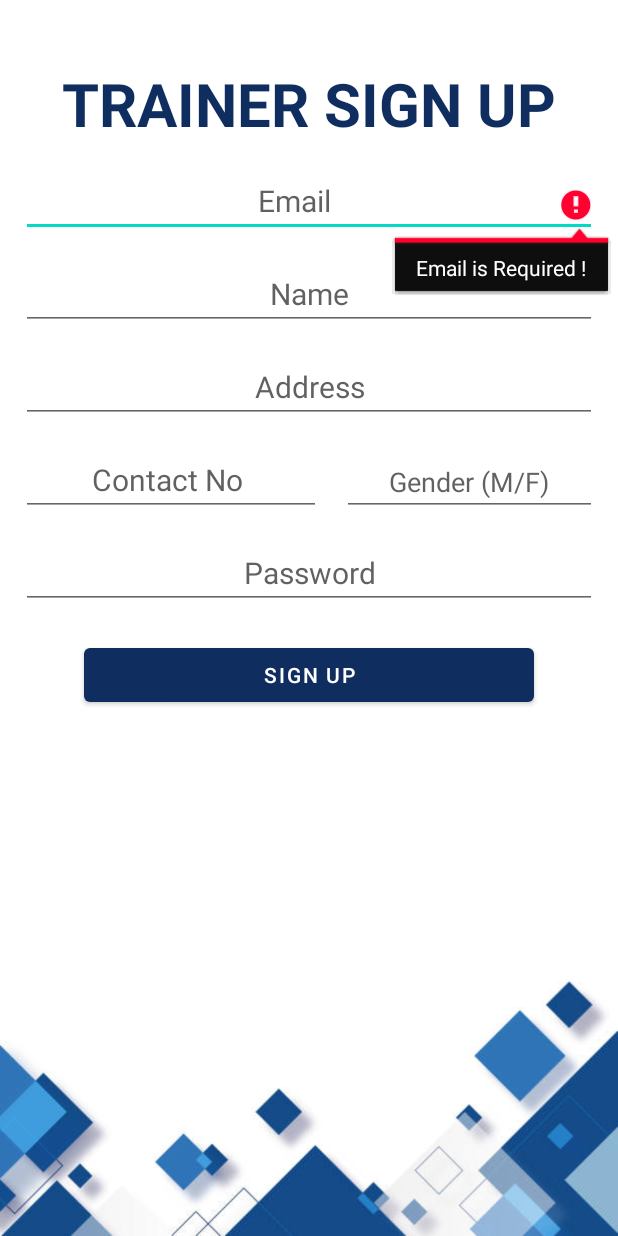
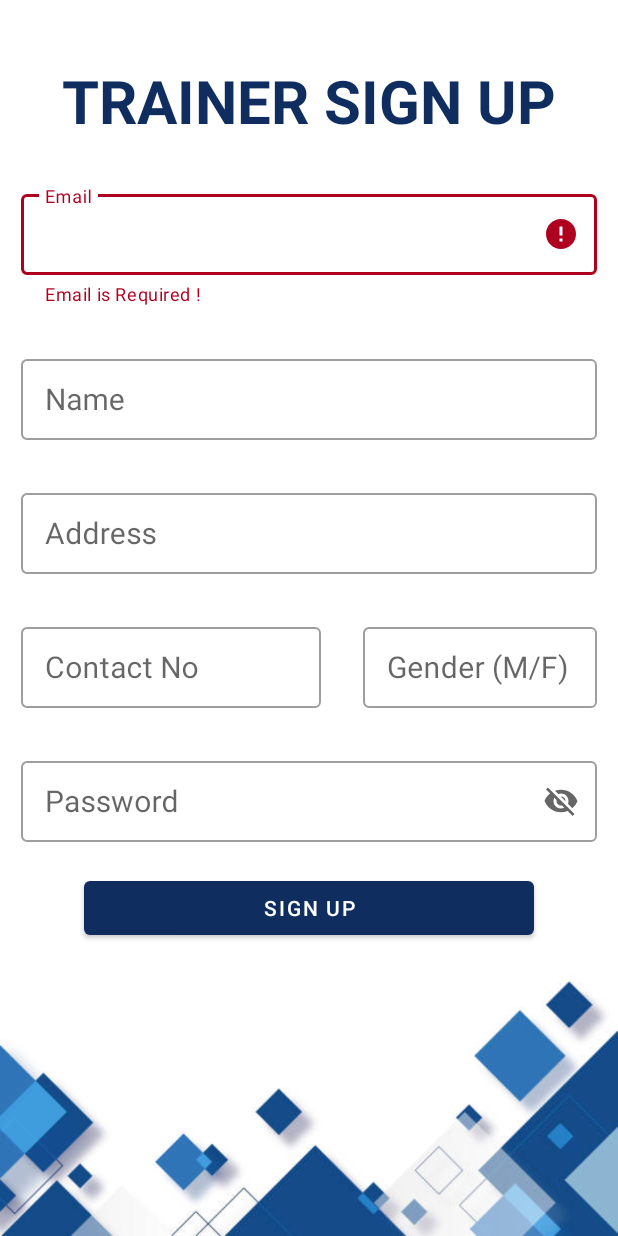
Before and after one commit to KshitijSangar217/Gym-Buddy, an Android app: the TrainerSignUp screen opened directly, with no data from a screen before it, after a tap on "SIGN UP", on a phone screen of 412 x 824 dp. Run offline under Robolectric (Android 15) with nearby library versions, the phone set to English and light mode, and no system bars; our stand-ins replace Firebase (no records; nobody signed in at launch, a user with empty details on screens opened directly).

Commit message:
Added TextInputLayout in both signup and login pages

```diff
--- a/app/src/main/java/com/example/pbl_android/TrainerSignUp.java
+++ b/app/src/main/java/com/example/pbl_android/TrainerSignUp.java
@@ -16,6 +16,7 @@ import android.widget.Toast;
 
 import com.google.android.gms.tasks.OnCompleteListener;
 import com.google.android.gms.tasks.Task;
+import com.google.android.material.textfield.TextInputLayout;
 import com.google.firebase.auth.AuthResult;
 import com.google.firebase.auth.FirebaseAuth;
 import com.google.firebase.database.DatabaseReference;
@@ -24,7 +25,7 @@ import com.google.firebase.database.FirebaseDatabase;
 public class TrainerSignUp extends AppCompatActivity {
 
     //Frontend variables
-    EditText femail, fname, faddress, fphone, fgender, fpassword;
+    TextInputLayout femail, fname, faddress, fphone, fgender, fpassword;
     Button fsignup;
     FirebaseAuth fAuth;
     ProgressBar fprogressbar;
@@ -50,12 +51,12 @@ public class TrainerSignUp extends AppCompatActivity {
         fsignup.setOnClickListener(new View.OnClickListener() {
             @Override
             public void onClick(View view) {
-                String email = femail.getText().toString().trim();
-                String name = fname.getText().toString().trim();
-                String address = faddress.getText().toString().trim();
-                String phone = fphone.getText().toString().trim();
-                String gender = fgender.getText().toString().trim();
-                String password = fpassword.getText().toString().trim();
+                String email = femail.getEditText().getText().toString().trim();
+                String name = fname.getEditText().getText().toString().trim();
+                String address = faddress.getEditText().getText().toString().trim();
+                String phone = fphone.getEditText().getText().toString().trim();
+                String gender = fgender.getEditText().getText().toString().trim();
+                String password = fpassword.getEditText().getText().toString().trim();
 
 
                 if(TextUtils.isEmpty(email)){
--- a/app/src/main/res/layout/activity_trainer_sign_up.xml
+++ b/app/src/main/res/layout/activity_trainer_sign_up.xml
@@ -18,12 +18,14 @@
         android:layout_width="match_parent"
         android:layout_height="match_parent"
         android:scaleType="fitEnd"
-        android:src="@drawable/whitebg1"></ImageView>
+        android:src="@drawable/whitebg1"
+        >
+    </ImageView>
 
     <TextView
         android:layout_width="wrap_content"
         android:layout_height="wrap_content"
-        android:layout_marginTop="42dp"
+        android:layout_marginTop="40dp"
         android:text="TRAINER SIGN UP"
         android:textSize="40sp"
         android:textStyle="bold"
@@ -34,106 +36,159 @@
         >
     </TextView>
 
-    <EditText
-        android:id="@+id/emailans"
+    <com.google.android.material.textfield.TextInputLayout
+        style="@style/Widget.MaterialComponents.TextInputLayout.OutlinedBox.Dense"
         android:layout_width="match_parent"
-        android:layout_height="42dp"
-        android:layout_below="@+id/trainerlogin"
-        android:layout_gravity="center_vertical"
-        android:layout_marginLeft="14dp"
-        android:layout_marginTop="20dp"
-        android:layout_marginRight="14dp"
-        android:gravity="center"
+        android:layout_height="wrap_content"
         android:hint="Email"
-        android:textColorHint="#CB393838"
-        android:textColor="@color/black"
-        android:textSize="20sp">
-    </EditText>
-
-    <EditText
-        android:layout_width="match_parent"
-        android:layout_height="42dp"
-        android:textColor="@color/black"
-        android:hint="Name"
+        app:counterTextColor="@color/black"
+        app:hintTextColor="@color/black"
         android:textSize="20sp"
         android:layout_marginRight="14dp"
         android:layout_marginLeft="14dp"
         android:layout_gravity="center_vertical"
-        android:layout_marginTop="20dp"
-        android:textColorHint="#CB393838"
+        android:layout_marginTop="30dp"
+        android:gravity="center"
+        android:layout_below="@+id/trainerlogin"
+        android:id="@+id/emailans">
+
+        <com.google.android.material.textfield.TextInputEditText
+            android:layout_width="match_parent"
+            android:layout_height="wrap_content"
+            android:textColor="@color/black"
+            android:textSize="20sp">
+        </com.google.android.material.textfield.TextInputEditText>
+
+    </com.google.android.material.textfield.TextInputLayout>
+
+    <com.google.android.material.textfield.TextInputLayout
+        style="@style/Widget.MaterialComponents.TextInputLayout.OutlinedBox.Dense"
+        android:layout_width="match_parent"
+        android:layout_height="wrap_content"
+        app:counterTextColor="@color/black"
+        android:hint="Name"
+        app:hintTextColor="@color/black"
+        android:textSize="20sp"
+        android:layout_marginRight="14dp"
+        android:layout_marginLeft="14dp"
+        android:layout_gravity="center_vertical"
+        android:layout_marginTop="30dp"
         android:gravity="center"
         android:layout_below="@+id/emailans"
         android:id="@+id/nameans"
         >
-    </EditText>
+        <com.google.android.material.textfield.TextInputEditText
+            android:layout_width="match_parent"
+            android:layout_height="wrap_content"
+            android:textSize="20sp"
+            app:backgroundTint="#B3A0EF"
+            >
+        </com.google.android.material.textfield.TextInputEditText>
+    </com.google.android.material.textfield.TextInputLayout>
 
-    <EditText
+
+    <com.google.android.material.textfield.TextInputLayout
+        style="@style/Widget.MaterialComponents.TextInputLayout.OutlinedBox.Dense"
         android:layout_width="match_parent"
-        android:layout_height="42dp"
-        android:textColor="@color/black"
+        android:layout_height="wrap_content"
+        app:counterTextColor="@color/black"
         android:hint="Address"
-        android:textColorHint="#CB393838"
+        app:hintTextColor="@color/black"
         android:textSize="20sp"
         android:layout_marginRight="14dp"
         android:layout_marginLeft="14dp"
         android:layout_gravity="center_vertical"
-        android:layout_marginTop="20dp"
+        android:layout_marginTop="30dp"
         android:gravity="center"
         android:layout_below="@+id/nameans"
         android:id="@+id/addrans"
         >
-    </EditText>
+        <com.google.android.material.textfield.TextInputEditText
+            android:layout_width="match_parent"
+            android:layout_height="wrap_content"
+            android:textSize="20sp"
+            app:backgroundTint="#B3A0EF"
+            >
+        </com.google.android.material.textfield.TextInputEditText>
+    </com.google.android.material.textfield.TextInputLayout>
 
-    <EditText
+    <com.google.android.material.textfield.TextInputLayout
+        style="@style/Widget.MaterialComponents.TextInputLayout.OutlinedBox.Dense"
         android:layout_width="200dp"
-        android:layout_height="42dp"
-        android:textColor="@color/black"
-        android:hint="Contact No "
-        android:textColorHint="#CB393838"
+        android:layout_height="wrap_content"
+        app:counterTextColor="@color/black"
+        android:hint="Contact No"
+        app:hintTextColor="@color/black"
         android:textSize="20sp"
         android:layout_marginRight="14dp"
         android:layout_marginLeft="14dp"
         android:layout_gravity="center_vertical"
-        android:layout_marginTop="20dp"
+        android:layout_marginTop="30dp"
         android:gravity="center"
         android:layout_below="@+id/addrans"
         android:id="@+id/contactans"
         >
-    </EditText>
+        <com.google.android.material.textfield.TextInputEditText
+            android:layout_width="match_parent"
+            android:layout_height="wrap_content"
+            android:textSize="20sp"
+            app:backgroundTint="#B3A0EF"
+            >
+        </com.google.android.material.textfield.TextInputEditText>
+    </com.google.android.material.textfield.TextInputLayout>
 
-    <EditText
+    <com.google.android.material.textfield.TextInputLayout
+        style="@style/Widget.MaterialComponents.TextInputLayout.OutlinedBox.Dense"
         android:layout_width="200dp"
-        android:layout_height="42dp"
-        android:textColor="@color/black"
+        android:layout_height="wrap_content"
+        app:counterTextColor="@color/black"
         android:hint="Gender (M/F)"
-        android:textColorHint="#CB393838"
-        android:textSize="18sp"
-        android:layout_marginRight="14dp"
-        android:layout_gravity="center_vertical"
-        android:gravity="center"
-        android:layout_marginTop="20dp"
-        android:layout_toRightOf="@id/contactans"
-        android:layout_below="@id/addrans"
-        android:id="@+id/genderans"
-        >
-    </EditText>
-
-    <EditText
-        android:layout_width="match_parent"
-        android:layout_height="42dp"
-        android:textColor="@color/black"
-        android:hint="Password"
-        android:textColorHint="#CB393838"
+        app:hintTextColor="@color/black"
         android:textSize="20sp"
         android:layout_marginRight="14dp"
         android:layout_marginLeft="14dp"
         android:layout_gravity="center_vertical"
-        android:layout_marginTop="20dp"
+        android:layout_marginTop="30dp"
         android:gravity="center"
-        android:layout_below="@+id/genderans"
+        android:layout_below="@+id/addrans"
+        android:layout_toRightOf="@id/contactans"
+        android:id="@+id/genderans"
+        >
+        <com.google.android.material.textfield.TextInputEditText
+            android:layout_width="match_parent"
+            android:layout_height="wrap_content"
+            android:textSize="20sp"
+            app:backgroundTint="#B3A0EF"
+            >
+        </com.google.android.material.textfield.TextInputEditText>
+    </com.google.android.material.textfield.TextInputLayout>
+
+    <com.google.android.material.textfield.TextInputLayout
+        style="@style/Widget.MaterialComponents.TextInputLayout.OutlinedBox.Dense"
+        android:layout_width="match_parent"
+        android:layout_height="wrap_content"
+        app:endIconMode="password_toggle"
+        app:counterTextColor="@color/black"
+        android:hint="Password"
+        app:hintTextColor="@color/black"
+        android:textSize="20sp"
+        android:layout_marginRight="14dp"
+        android:layout_marginLeft="14dp"
+        android:layout_gravity="center_vertical"
+        android:layout_marginTop="30dp"
+        android:gravity="center"
+        android:layout_below="@+id/contactans"
         android:id="@+id/passwordans"
         >
-    </EditText>
+        <com.google.android.material.textfield.TextInputEditText
+            android:layout_width="match_parent"
+            android:layout_height="wrap_content"
+            android:textSize="20sp"
+            app:backgroundTint="#B3A0EF"
+            >
+        </com.google.android.material.textfield.TextInputEditText>
+    </com.google.android.material.textfield.TextInputLayout>
+
 
 
     <Button
```
Also changed, not shown: app/src/main/java/com/example/pbl_android/MemberSignUp.java (+5 -4 lines), app/src/main/java/com/example/pbl_android/TrainerLogin.java (+4 -3 lines), app/src/main/res/layout/activity_member_sign_up.xml (+58 -30 lines), app/src/main/res/layout/activity_trainer_login.xml (+34 -18 lines).
